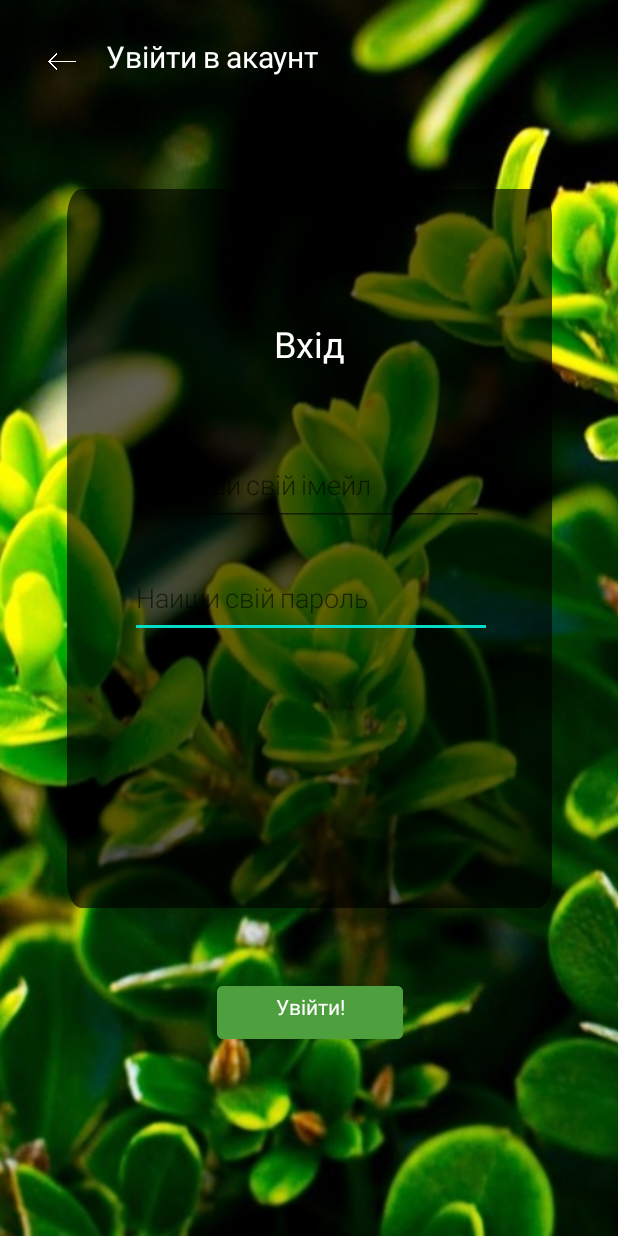
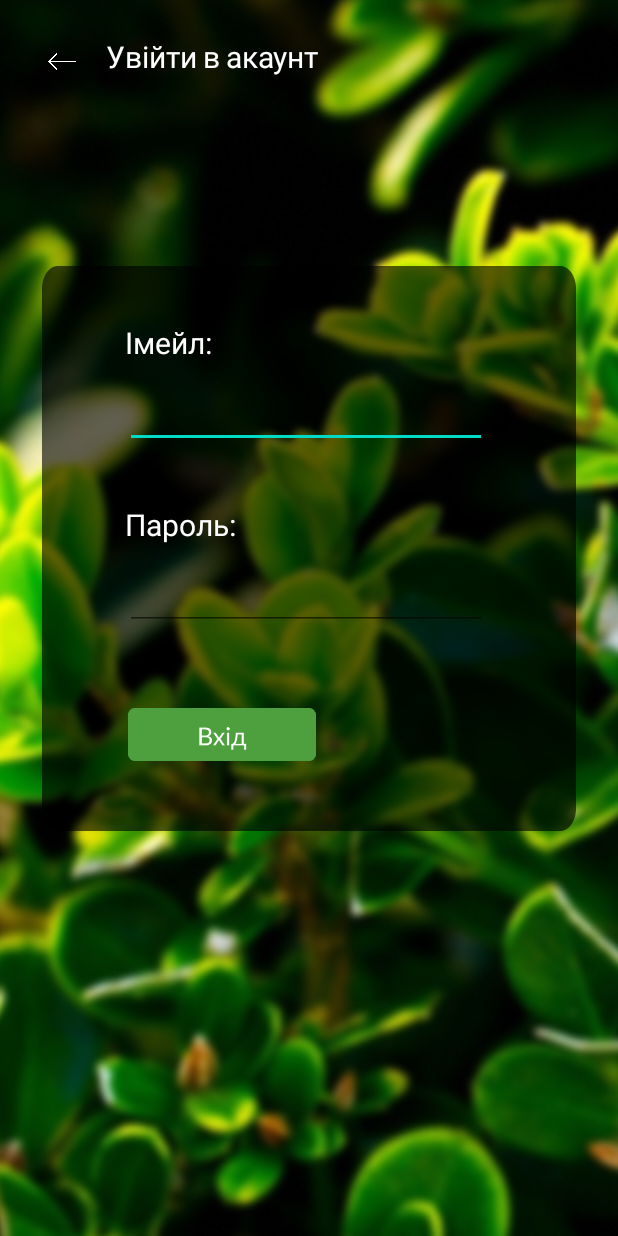
Before and after one commit to marfushhaaa/NewEcoYouSocialMedia, an Android app: the LoginActivity screen opened directly, with no data from a screen before it, on a phone screen of 412 x 824 dp. Run offline under Robolectric (Android 15) with nearby library versions, the phone set to English and light mode, and no system bars; our stand-ins replace Firebase (no records; nobody signed in at launch, a user with empty details on screens opened directly).

Commit message:
fix: edit login_screen
I edited design of login_screen

```diff
--- a/app/src/main/java/socialmedia/prosperity/newecosocialmedia/LoginActivity.java
+++ b/app/src/main/java/socialmedia/prosperity/newecosocialmedia/LoginActivity.java
@@ -19,7 +19,7 @@ import com.google.firebase.auth.FirebaseAuth;
 
 public class LoginActivity extends AppCompatActivity implements View.OnClickListener {
     EditText editTextEmail, editTextPassword;
-    ImageView login_button;
+    ImageView login_button, back_button;
     FirebaseAuth mAuth;
     @Override
     protected void onCreate(@Nullable Bundle savedInstanceState) {
@@ -28,6 +28,9 @@ public class LoginActivity extends AppCompatActivity implements View.OnClickList
 
         login_button = findViewById(R.id.login_button);
         login_button.setOnClickListener(this);
+
+        back_button = findViewById(R.id.back_button_login);
+        back_button.setOnClickListener(this);
 
         editTextEmail = findViewById(R.id.editTextTextPersonEmail);
         editTextPassword = findViewById(R.id.editTextTextPasswordLogin);
@@ -41,9 +44,17 @@ public class LoginActivity extends AppCompatActivity implements View.OnClickList
             case R.id.login_button:
                 userLogin();
                 break;
+            case R.id.back_button_login:
+                back();
+                break;
         }
     }
-
+    private void back(){
+        Intent intent = new Intent(LoginActivity.this,  SplashScreen.class);
+        startActivity(intent);
+        overridePendingTransition(R.anim.fade_in, R.anim.fade_out);
+        finish();
+    }
     private void userLogin() {
         String email = editTextEmail.getText().toString().trim();
         String password = editTextPassword.getText().toString().trim();
--- a/app/src/main/res/layout/login_screen.xml
+++ b/app/src/main/res/layout/login_screen.xml
@@ -15,10 +15,29 @@
         app:layout_constraintEnd_toEndOf="parent"
         app:layout_constraintStart_toStartOf="parent"
         app:layout_constraintTop_toTopOf="parent"
-        app:srcCompat="@drawable/garden_1818234_1920_1" />
+        app:srcCompat="@drawable/garden1818234_1920_2" />
+
     <RelativeLayout
         android:layout_width="match_parent"
-        android:layout_height="match_parent">
+        android:layout_height="match_parent"
+        app:layout_constraintBottom_toBottomOf="parent"
+        app:layout_constraintEnd_toEndOf="parent"
+        app:layout_constraintStart_toStartOf="parent"
+        app:layout_constraintTop_toTopOf="parent">
+
+        <View
+            android:id="@+id/rectangle_3"
+            android:layout_width="wrap_content"
+            android:layout_height="376dp"
+            android:layout_alignParentLeft="true"
+            android:layout_alignParentTop="true"
+            android:layout_alignParentEnd="true"
+            android:layout_alignParentBottom="true"
+            android:layout_marginStart="28dp"
+            android:layout_marginTop="177dp"
+            android:layout_marginEnd="28dp"
+            android:layout_marginBottom="270dp"
+            android:background="@drawable/rectangle_3" />
 
         <LinearLayout
             android:id="@+id/linearLayout2"
@@ -53,104 +72,77 @@
                 app:layout_constraintTop_toTopOf="@+id/rectangle_3"
                 app:layout_constraintVertical_bias="0.0" />
         </LinearLayout>
-    </RelativeLayout>
 
-    <View
-        android:id="@+id/rectangle_3"
-        android:layout_width="323dp"
-        android:layout_height="479dp"
-        android:layout_alignParentLeft="true"
-        android:layout_alignParentTop="true"
-        android:layout_marginTop="126dp"
-        android:layout_marginBottom="451dp"
-        android:background="@drawable/rectangle_3"
-        app:layout_constraintBottom_toBottomOf="parent"
-        app:layout_constraintEnd_toEndOf="parent"
-        app:layout_constraintStart_toStartOf="parent"
-        app:layout_constraintTop_toTopOf="parent"
-        app:layout_constraintVertical_bias="0.0" />
+        <LinearLayout
+            android:layout_width="313dp"
+            android:layout_height="376dp"
+            android:layout_alignTop="@+id/rectangle_3"
+            android:layout_alignBottom="@+id/rectangle_3"
+            android:layout_marginStart="28dp"
+            android:layout_marginTop="0dp"
+            android:layout_marginEnd="28dp"
+            android:layout_marginBottom="0dp"
+            android:orientation="vertical">
 
             <TextView
-        android:id="@+id/some_id2"
-        android:layout_width="299dp"
-        android:layout_height="54dp"
-        android:layout_alignParentLeft="true"
-        android:layout_alignParentTop="true"
-        android:layout_marginTop="90dp"
+                android:layout_width="wrap_content"
+                android:layout_height="wrap_content"
+                android:layout_marginStart="55dp"
+                android:layout_marginTop="40dp"
                 android:fontFamily="@font/lato_regular"
-        android:gravity="center_horizontal|top"
-        android:text="Вхід"
+                android:text="Імейл:"
                 android:textColor="#FFFFFF"
-        android:textSize="24sp"
-        app:layout_constraintBottom_toTopOf="@+id/editTextTextPersonName"
-        app:layout_constraintEnd_toEndOf="@+id/rectangle_3"
-        app:layout_constraintHorizontal_bias="0.504"
-        app:layout_constraintStart_toStartOf="@+id/rectangle_3"
-        app:layout_constraintTop_toTopOf="@+id/rectangle_3"
-        app:layout_constraintVertical_bias="0.0" />
+                android:textSize="20sp">
+
+            </TextView>
+
+            <EditText
+                android:id="@+id/editTextTextPersonEmail"
+                android:layout_width="241dp"
+                android:layout_height="52dp"
+                android:layout_marginStart="55dp"
+                android:layout_marginTop="5dp"
+                android:ems="10"
+                android:fontFamily="@font/lato_light"
+                android:inputType="textEmailAddress"
+                android:maxEms="15"
+                android:minEms="2"
+                android:textColor="#BEFFFFFF" />
+
+            <TextView
+                android:layout_width="wrap_content"
+                android:layout_height="wrap_content"
+                android:layout_marginStart="55dp"
+                android:layout_marginTop="40dp"
+                android:fontFamily="@font/lato_regular"
+                android:text="Пароль:"
+                android:textColor="#FFFFFF"
+                android:textSize="20sp">
+
+            </TextView>
 
             <EditText
                 android:id="@+id/editTextTextPasswordLogin"
                 android:layout_width="241dp"
                 android:layout_height="52dp"
-        android:layout_marginBottom="180dp"
+                android:layout_marginStart="55dp"
+                android:layout_marginTop="5dp"
                 android:ems="10"
                 android:fontFamily="@font/lato_light"
-        android:hint="Наиши свій пароль"
                 android:inputType="textPassword"
                 android:maxEms="20"
                 android:minEms="8"
-        android:textColor="#FFFFFF"
-        app:layout_constraintBottom_toBottomOf="@+id/rectangle_3"
-        app:layout_constraintEnd_toEndOf="@+id/rectangle_3"
-        app:layout_constraintHorizontal_bias="0.512"
-        app:layout_constraintStart_toStartOf="@+id/rectangle_3"
-        app:layout_constraintTop_toBottomOf="@+id/editTextTextEmailAddress"
-        app:layout_constraintVertical_bias="0.066" />
+                android:textColor="#FFFFFF" />
 
-    <EditText
-        android:id="@+id/editTextTextPersonEmail"
-        android:layout_width="232dp"
-        android:layout_height="53dp"
-        android:layout_marginTop="79dp"
-        android:ems="10"
-        android:fontFamily="@font/lato_light"
-        android:hint="Напиши свій імейл"
-        android:inputType="textEmailAddress"
-        android:maxEms="15"
-        android:minEms="2"
-        android:textColor="#BEFFFFFF"
-        app:layout_constraintBottom_toBottomOf="@+id/rectangle_3"
-        app:layout_constraintEnd_toEndOf="@+id/rectangle_3"
-        app:layout_constraintHorizontal_bias="0.505"
-        app:layout_constraintStart_toStartOf="@+id/rectangle_3"
-        app:layout_constraintTop_toTopOf="@+id/rectangle_3"
-        app:layout_constraintVertical_bias="0.265" />
+
             <ImageView
                 android:id="@+id/login_button"
-        android:layout_width="164dp"
+                android:layout_width="129dp"
                 android:layout_height="35dp"
+                android:layout_marginStart="55dp"
                 android:layout_marginTop="52dp"
-        app:layout_constraintEnd_toEndOf="@+id/rectangle_3"
-        app:layout_constraintHorizontal_bias="0.502"
-        app:layout_constraintStart_toStartOf="@+id/rectangle_3"
-        app:layout_constraintTop_toBottomOf="@+id/rectangle_3"
-        app:srcCompat="@drawable/sign_in" />
+                app:srcCompat="@drawable/sign_in_button" />
+        </LinearLayout>
 
-    <TextView
-        android:id="@+id/login_button_text"
-        android:layout_width="127dp"
-        android:layout_height="24dp"
-        android:layout_alignParentLeft="true"
-        android:layout_alignParentTop="true"
-        android:fontFamily="@font/lato_regular"
-        android:gravity="center_horizontal|top"
-        android:text="Увійти!"
-        android:textColor="#FFFFFF"
-        android:textSize="14sp"
-        app:layout_constraintBottom_toBottomOf="@+id/login_button"
-        app:layout_constraintEnd_toEndOf="@+id/rectangle_3"
-        app:layout_constraintHorizontal_bias="0.505"
-        app:layout_constraintStart_toStartOf="@+id/rectangle_3"
-        app:layout_constraintTop_toTopOf="@+id/login_button" />
+    </RelativeLayout>
 </androidx.constraintlayout.widget.ConstraintLayout>
```
Also changed, not shown: app/src/main/res/drawable/sign_in_button.png. Lines whose indentation alone changed are shown as unchanged.
